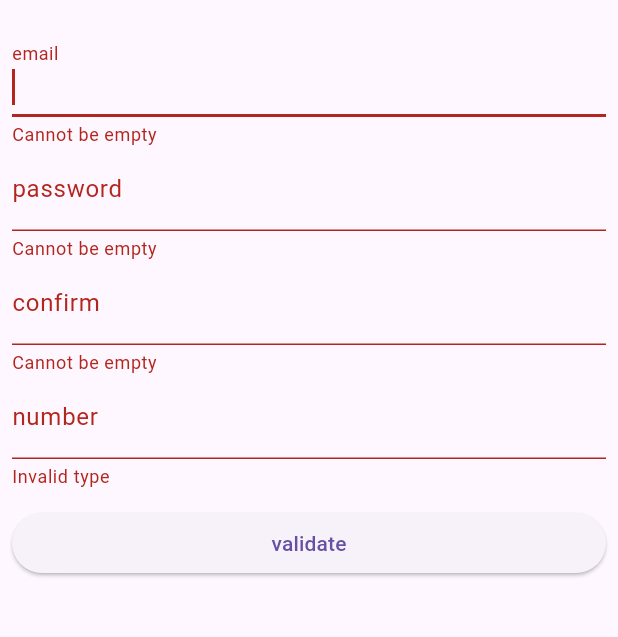
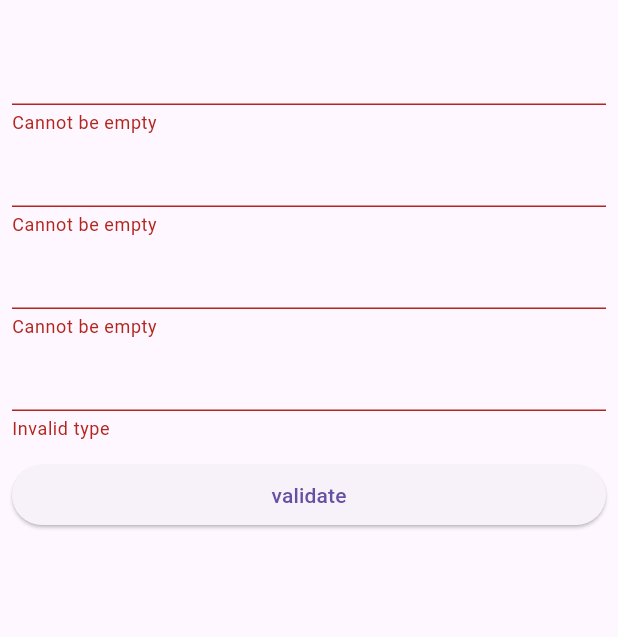
Before and after one commit to ChrisCoy/vvalidator, a Flutter app: the screen it shows after launch, after a tap on "validate", on a phone screen of 412 x 824 dp, the part 63-700 px from its top. Run offline on Flutter 3.47's test engine with Material 3 defaults, Android fonts, the phone set to English and light mode, and no system bars.

```diff
--- a/example/lib/main.dart
+++ b/example/lib/main.dart
@@ -3,57 +3,119 @@ import 'package:flutter/widgets.dart';
 import 'package:vvalidator/vvalidator.dart';
 
 void main() {
-  runApp(MyApp());
+  // runApp(MyApp());
+  runApp(_MyAppState());
 }
 
-class MyApp extends StatefulWidget {
-  const MyApp({super.key});
-  @override
-  State<MyApp> createState() => _MyAppState();
+// TODO - create a class wich the schema will extend, and in that class will be the formKey
+// the validate function, and the signature of the refine function
+class MySchema {
+  // TODO - put on the father class
+  var errors = <String, String>{};
+
+  // TODO - put on the father class
+  var formKey = GlobalKey<FormState>();
+
+  var email = FieldVV(validator: V.string().email().require());
+  var password = FieldVV(validator: V.string().minLen(6).require());
+  var confirm = FieldVV(
+    validator: V.string().minLen(6).require(),
+  );
+  var number = FieldVV(
+    validator:
+        V.number().min(5).max(10).require(transform: (v) => num.parse(v)),
+  );
+
+  MySchema() {
+    _refineField(confirm, (value) {
+      if (value != password.value) {
+        return "passwords do not match";
+      }
+
+      return null;
+    });
+  }
+
+  // or the refine function can be called in the constructor passing the field and the rule
+  _refineField(FieldVV field, String? Function(String?) rule) {
+    var oldValidator = field.validator;
+
+    field.validator = (v) {
+      var error = rule(v);
+
+      if (error != null) {
+        return error;
+      }
+
+      return oldValidator(v);
+    };
+  }
+
+  // // TODO - create a better way to refine fields
+  // refine() {
+  //   confirm.validator = (v) {
+  //     if (v != password.value) {
+  //       return "passwords do not match";
+  //     }
+
+  //     return confirm.validator(v);
+  //   };
+  // }
+
+  validate() {
+    if (!formKey.currentState!.validate()) {
+      print("invalid form");
+      print(formKey.currentState);
+    }
+  }
 }
 
-class _MyAppState extends State<MyApp> {
-  final _formKey = GlobalKey<FormState>();
-  final passwordController = TextEditingController();
+// class MyApp extends StatefulWidget {
+//   const MyApp({super.key});
+//   @override
+//   State<MyApp> createState() => _MyAppState();
+// }
 
-  final SchemaVV schema = SchemaVV({
-    "email": FieldVV(
-      validator: V.string().email().require(),
-    ),
-    "password": FieldVV(validator: V.string().minLen(6).require()),
-    "confirm": FieldVV(
-      validator: V.string().minLen(6).require(),
-    ),
-    "number": FieldVV(
-      validator:
-          V.number().min(5).max(10).require(transform: (v) => num.parse(v)),
-    ),
-  }).refine(
-      field: "confirm",
-      rule: (f) {
-        if (f["confirm"]?.value != f["password"]?.value) {
-          return "passwords do not match";
-        }
-        return null;
-      });
+class _MyAppState extends StatelessWidget {
+  final schema = MySchema();
 
+  // OLD WAY
+  // final SchemaVV schema = SchemaVV({
+  //   "email": FieldVV(
+  //     validator: V.string().email().require(),
+  //   ),
+  //   "password": FieldVV(validator: V.string().minLen(6).require()),
+  //   "confirm": FieldVV(
+  //     validator: V.string().minLen(6).require(),
+  //   ),
+  //   "number": FieldVV(
+  //     validator:
+  //         V.number().min(5).max(10).require(transform: (v) => num.parse(v)),
+  //   ),
+  // }).refine(
+  //     field: "confirm",
+  //     rule: (f) {
+  //       if (f["confirm"]?.value != f["password"]?.value) {
+  //         return "passwords do not match";
+  //       }
+  //       return null;
+  //     });
+
+  //TODO - better form of making component updates
   _onValidate() {
-    if (!schema.validate()) {
-      print("invalid form");
-      print(schema.errors);
-    }
-    setState(() {});
+    schema.validate();
   }
 
-  Widget customTextFormField(String label) {
+  Widget customTextFormField(FieldVV field) {
     return TextFormField(
-      controller: schema.get(label)?.controller,
-      focusNode: schema.get(label)?.focusNode,
-      validator: schema.get(label)?.validator,
-      decoration: InputDecoration(
-        errorText: schema.errors[label],
-        label: Text(label),
-      ),
+      controller: field.controller,
+      focusNode: field.focusNode,
+      validator: field.validator,
+      // decoration: InputDecoration(
+      //   // TODO - add a way to pass the error text
+      //   errorText: "deu ruim man",
+      //   label: Text("algumlabellol"),
+      // ),
     );
   }
 
@@ -67,13 +129,13 @@ class _MyAppState extends State<MyApp> {
           body: Padding(
             padding: const EdgeInsets.all(8.0),
             child: Form(
-              key: _formKey,
+              key: schema.formKey,
               child: Column(
                 children: [
-                  customTextFormField("email"),
-                  customTextFormField("password"),
-                  customTextFormField("confirm"),
-                  customTextFormField("number"),
+                  customTextFormField(schema.email),
+                  customTextFormField(schema.password),
+                  customTextFormField(schema.confirm),
+                  customTextFormField(schema.number),
                   const SizedBox(
                     height: 16,
                   ),
--- a/lib/src/flutter/schema_vv.dart
+++ b/lib/src/flutter/schema_vv.dart
@@ -9,12 +9,14 @@ class SchemaVV {
 
   FieldVV? get(key) => fields[key];
 
+  // TODO - implement copyWith
   SchemaVV(this.fields);
 
   void addField(String key, FieldVV field) {
     fields[key] = field;
   }
 
+  // TODO - add type
   refine(
       {required String field,
       required String? Function(Map<String, FieldVV>) rule}) {
@@ -27,7 +29,7 @@ class SchemaVV {
     fields.remove(key);
   }
 
-  bool validate() {
+  bool _validate() {
     errors = {};
     for (String key in fields.keys) {
       var field = fields[key]!;
--- a/lib/src/validators/boolean_vvalidator.dart
+++ b/lib/src/validators/boolean_vvalidator.dart
@@ -1,5 +1,4 @@
 class BooleanVValidator {
-  final _emailRegexp = RegExp(r"^[a-zA-Z0-9.]+@[a-zA-Z0-9]+\.[a-zA-Z]+");
   final List<String? Function()> _rules = [];
   late String _invalidTypeMessage;
   late bool _value;
--- a/lib/src/validators/string_vvalidator.dart
+++ b/lib/src/validators/string_vvalidator.dart
@@ -1,3 +1,6 @@
+// TODO - move all generic method to a separate class wich will be extended by all other validators
+import 'package:vvalidator/vvalidator.dart';
+
 class StringVValidator {
   final _emailRegexp = RegExp(r"^[a-zA-Z0-9.]+@[a-zA-Z0-9]+\.[a-zA-Z]+");
   final List<String? Function()> _rules = [];
@@ -78,17 +81,6 @@ class StringVValidator {
     return this;
   }
 
-  StringVValidator numberString({String? message}) {
-    _rules.add(() {
-      if (!RegExp(r"^[0-9]+$").hasMatch(_value)) {
-        return message ?? "Campo inválido";
-      }
-      return null;
-    });
-
-    return this;
-  }
-
   StringVValidator onlyLetters({String? message}) {
     _rules.add(() {
       if (!RegExp(r"^[a-zA-Z]+$").hasMatch(_value)) {
@@ -124,6 +116,31 @@ class StringVValidator {
 
   StringVValidator refine(String? Function(String) refineFunction) {
     _rules.add(() => refineFunction(_value));
+
+    return this;
+  }
+
+  StringVValidator mustBeEqualTo(
+      {FieldVV? field, String? value, String? message}) {
+    if (field != null && value != null) {
+      throw Exception("You can only pass field or value, not both");
+    }
+
+    if (field != null) {
+      _rules.add(() {
+        if (_value != field.value) {
+          return "Doesn't match to ${field.value}";
+        }
+        return null;
+      });
+    } else if (value != null) {
+      _rules.add(() {
+        if (_value != value) {
+          return "Doesn't match to $value";
+        }
+        return null;
+      });
+    }
 
     return this;
   }
```
Also changed, not shown: example/pubspec.lock, 2 other files.
